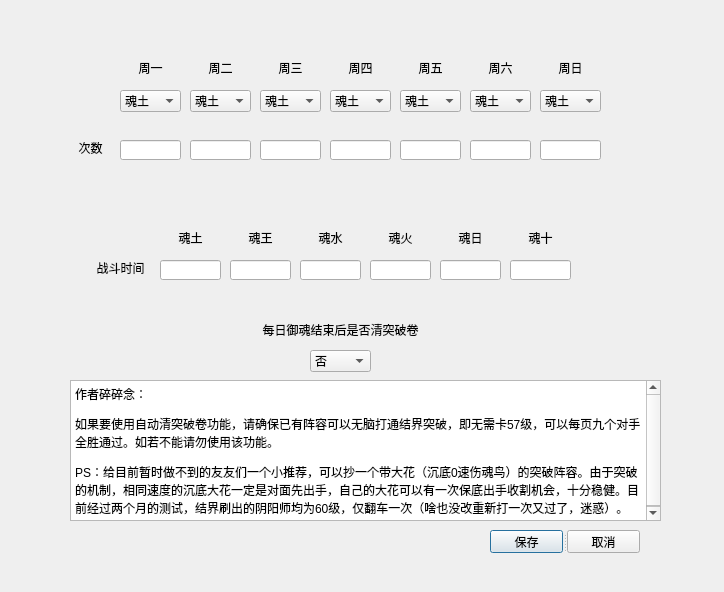
Above: UI/yuhun_Choice.ui from CD-cat/YYS_TOOL before the change. Below: the same form after it.
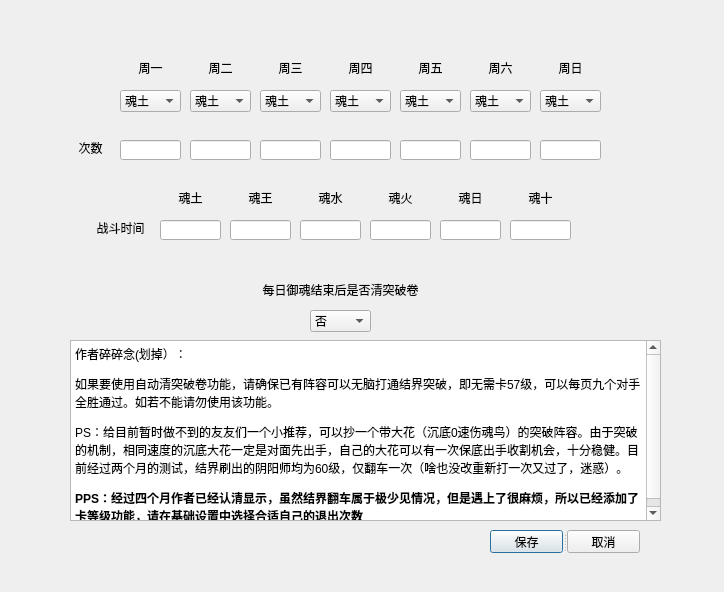
That is the form after the change. Icons and pictures are not drawn.

What changed in the file:
```diff
--- a/UI/yuhun_Choice.ui
+++ b/UI/yuhun_Choice.ui
@@ -443,7 +443,7 @@
    <property name="geometry">
     <rect>
      <x>90</x>
-     <y>260</y>
+     <y>220</y>
      <width>61</width>
      <height>16</height>
     </rect>
@@ -475,7 +475,7 @@
    <property name="geometry">
     <rect>
      <x>160</x>
-     <y>260</y>
+     <y>220</y>
      <width>61</width>
      <height>20</height>
     </rect>
@@ -485,7 +485,7 @@
    <property name="geometry">
     <rect>
      <x>230</x>
-     <y>260</y>
+     <y>220</y>
      <width>61</width>
      <height>20</height>
     </rect>
@@ -495,7 +495,7 @@
    <property name="geometry">
     <rect>
      <x>300</x>
-     <y>260</y>
+     <y>220</y>
      <width>61</width>
      <height>20</height>
     </rect>
@@ -505,7 +505,7 @@
    <property name="geometry">
     <rect>
      <x>370</x>
-     <y>260</y>
+     <y>220</y>
      <width>61</width>
      <height>20</height>
     </rect>
@@ -515,7 +515,7 @@
    <property name="geometry">
     <rect>
      <x>440</x>
-     <y>260</y>
+     <y>220</y>
      <width>61</width>
      <height>20</height>
     </rect>
@@ -595,7 +595,7 @@
    <property name="geometry">
     <rect>
      <x>370</x>
-     <y>230</y>
+     <y>190</y>
      <width>61</width>
      <height>16</height>
     </rect>
@@ -611,7 +611,7 @@
    <property name="geometry">
     <rect>
      <x>440</x>
-     <y>230</y>
+     <y>190</y>
      <width>61</width>
      <height>16</height>
     </rect>
@@ -627,7 +627,7 @@
    <property name="geometry">
     <rect>
      <x>230</x>
-     <y>230</y>
+     <y>190</y>
      <width>61</width>
      <height>16</height>
     </rect>
@@ -643,7 +643,7 @@
    <property name="geometry">
     <rect>
      <x>300</x>
-     <y>230</y>
+     <y>190</y>
      <width>61</width>
      <height>16</height>
     </rect>
@@ -659,7 +659,7 @@
    <property name="geometry">
     <rect>
      <x>160</x>
-     <y>230</y>
+     <y>190</y>
      <width>61</width>
      <height>16</height>
     </rect>
@@ -675,7 +675,7 @@
    <property name="geometry">
     <rect>
      <x>510</x>
-     <y>260</y>
+     <y>220</y>
      <width>61</width>
      <height>20</height>
     </rect>
@@ -685,7 +685,7 @@
    <property name="geometry">
     <rect>
      <x>510</x>
-     <y>230</y>
+     <y>190</y>
      <width>61</width>
      <height>16</height>
     </rect>
@@ -701,7 +701,7 @@
    <property name="geometry">
     <rect>
      <x>310</x>
-     <y>350</y>
+     <y>310</y>
      <width>61</width>
      <height>22</height>
     </rect>
@@ -721,7 +721,7 @@
    <property name="geometry">
     <rect>
      <x>250</x>
-     <y>320</y>
+     <y>280</y>
      <width>181</width>
      <height>20</height>
     </rect>
@@ -737,9 +737,9 @@
    <property name="geometry">
     <rect>
      <x>70</x>
-     <y>380</y>
+     <y>340</y>
      <width>591</width>
-     <height>141</height>
+     <height>181</height>
     </rect>
    </property>
    <property name="html">
@@ -747,9 +747,10 @@
 &lt;html&gt;&lt;head&gt;&lt;meta name=&quot;qrichtext&quot; content=&quot;1&quot; /&gt;&lt;style type=&quot;text/css&quot;&gt;
 p, li { white-space: pre-wrap; }
 &lt;/style&gt;&lt;/head&gt;&lt;body style=&quot; font-family:'SimSun'; font-size:9pt; font-weight:400; font-style:normal;&quot;&gt;
-&lt;p style=&quot; margin-top:12px; margin-bottom:12px; margin-left:0px; margin-right:0px; -qt-block-indent:0; text-indent:0px;&quot;&gt;作者碎碎念：&lt;/p&gt;
+&lt;p style=&quot; margin-top:12px; margin-bottom:12px; margin-left:0px; margin-right:0px; -qt-block-indent:0; text-indent:0px;&quot;&gt;作者碎碎念(划掉）：&lt;/p&gt;
 &lt;p style=&quot; margin-top:12px; margin-bottom:12px; margin-left:0px; margin-right:0px; -qt-block-indent:0; text-indent:0px;&quot;&gt;如果要使用自动清突破卷功能，请确保已有阵容可以无脑打通结界突破，即无需卡57级，可以每页九个对手全胜通过。如若不能请勿使用该功能。&lt;/p&gt;
-&lt;p style=&quot; margin-top:12px; margin-bottom:12px; margin-left:0px; margin-right:0px; -qt-block-indent:0; text-indent:0px;&quot;&gt;PS：给目前暂时做不到的友友们一个小推荐，可以抄一个带大花（沉底0速伤魂鸟）的突破阵容。由于突破的机制，相同速度的沉底大花一定是对面先出手，自己的大花可以有一次保底出手收割机会，十分稳健。目前经过两个月的测试，结界刷出的阴阳师均为60级，仅翻车一次（啥也没改重新打一次又过了，迷惑）。&lt;/p&gt;&lt;/body&gt;&lt;/html&gt;</string>
+&lt;p style=&quot; margin-top:12px; margin-bottom:12px; margin-left:0px; margin-right:0px; -qt-block-indent:0; text-indent:0px;&quot;&gt;PS：给目前暂时做不到的友友们一个小推荐，可以抄一个带大花（沉底0速伤魂鸟）的突破阵容。由于突破的机制，相同速度的沉底大花一定是对面先出手，自己的大花可以有一次保底出手收割机会，十分稳健。目前经过两个月的测试，结界刷出的阴阳师均为60级，仅翻车一次（啥也没改重新打一次又过了，迷惑）。&lt;/p&gt;
+&lt;p style=&quot; margin-top:12px; margin-bottom:12px; margin-left:0px; margin-right:0px; -qt-block-indent:0; text-indent:0px;&quot;&gt;&lt;span style=&quot; font-weight:600;&quot;&gt;PPS：经过四个月作者已经认清显示，虽然结界翻车属于极少见情况，但是遇上了很麻烦，所以已经添加了卡等级功能，请在基础设置中选择合适自己的退出次数&lt;/span&gt;&lt;/p&gt;&lt;/body&gt;&lt;/html&gt;</string>
    </property>
   </widget>
  </widget>
```
